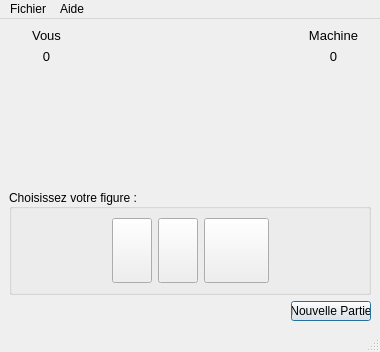
Above: S201/chifoumivue.ui from DamienL177/S201-D-veloppement_d_une_application before the change. Below: the same form after it.
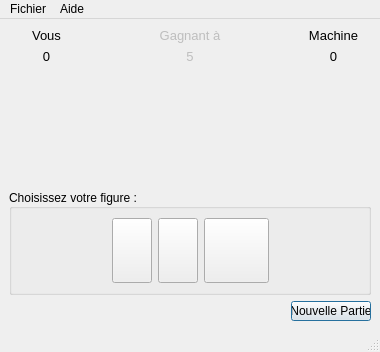
That is the form after the change. Icons and pictures are not drawn.

Patch:
```diff
--- a/S201/chifoumivue.ui
+++ b/S201/chifoumivue.ui
@@ -122,7 +122,57 @@
         </property>
        </spacer>
       </item>
-      <item alignment="Qt::AlignBottom">
+      <item>
+       <layout class="QVBoxLayout" name="verticalLayoutVersus">
+        <item>
+         <widget class="QLabel" name="labelVictoire">
+          <property name="enabled">
+           <bool>false</bool>
+          </property>
+          <property name="sizePolicy">
+           <sizepolicy hsizetype="Minimum" vsizetype="Maximum">
+            <horstretch>0</horstretch>
+            <verstretch>0</verstretch>
+           </sizepolicy>
+          </property>
+          <property name="font">
+           <font>
+            <pointsize>10</pointsize>
+           </font>
+          </property>
+          <property name="text">
+           <string>Gagnant à</string>
+          </property>
+          <property name="alignment">
+           <set>Qt::AlignCenter</set>
+          </property>
+         </widget>
+        </item>
+        <item>
+         <widget class="QLabel" name="labelScoreVainqueur">
+          <property name="enabled">
+           <bool>false</bool>
+          </property>
+          <property name="sizePolicy">
+           <sizepolicy hsizetype="Minimum" vsizetype="Maximum">
+            <horstretch>0</horstretch>
+            <verstretch>0</verstretch>
+           </sizepolicy>
+          </property>
+          <property name="font">
+           <font>
+            <pointsize>10</pointsize>
+           </font>
+          </property>
+          <property name="text">
+           <string>5</string>
+          </property>
+          <property name="alignment">
+           <set>Qt::AlignCenter</set>
+          </property>
+         </widget>
+        </item>
+        <item alignment="Qt::AlignHCenter|Qt::AlignBottom">
        <widget class="QLabel" name="label">
         <property name="sizePolicy">
          <sizepolicy hsizetype="Minimum" vsizetype="Maximum">
@@ -149,6 +199,8 @@
          <set>Qt::AlignLeading|Qt::AlignLeft|Qt::AlignVCenter</set>
         </property>
        </widget>
+        </item>
+       </layout>
       </item>
       <item>
        <spacer name="horizontalSpacer_2">
```
Lines whose indentation alone changed are shown as unchanged.
